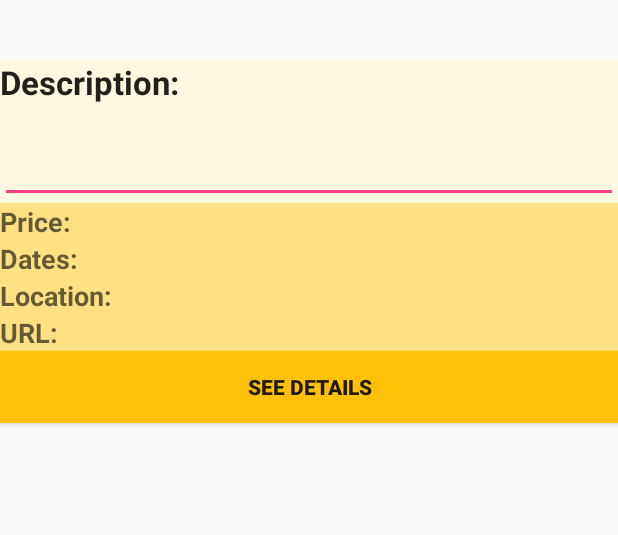
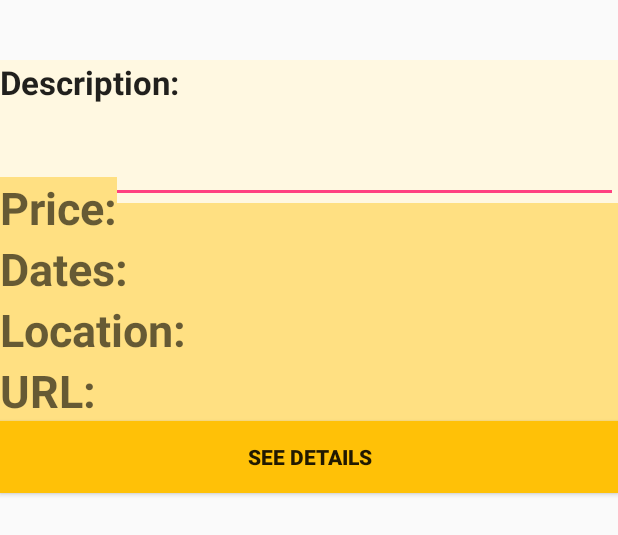
Before and after one commit to royjacobson/hermes, an Android app: the layout activity_info.xml on its own in the app's theme, with its tools: preview values and no code run, on a phone screen of 412 x 824 dp. Shown: the top 535 px of the screen. Run offline under Robolectric (Android 15) with nearby library versions, the light colour scheme and no system bars.

Commit message:
cut off num problem
fixed

```diff
--- a/HermesAPK/app/src/main/res/layout/activity_info.xml
+++ b/HermesAPK/app/src/main/res/layout/activity_info.xml
@@ -34,11 +34,12 @@
         android:textAppearance="?android:attr/textAppearanceMedium"
         android:text="Price:"
         android:id="@+id/textView9"
-        android:layout_below="@+id/editText7"
+        android:textStyle="bold"
+        android:background="#ffe082"
+        android:textSize="30dp"
+        android:layout_above="@+id/textView10"
         android:layout_alignParentLeft="true"
-        android:layout_alignParentStart="true"
-        android:textStyle="bold"
-        android:background="#ffe082" />
+        android:layout_alignParentStart="true" />
 
     <TextView
         android:layout_width="wrap_content"
@@ -46,11 +47,12 @@
         android:textAppearance="?android:attr/textAppearanceMedium"
         android:text="Dates:"
         android:id="@+id/textView10"
-        android:layout_below="@+id/textView9"
+        android:background="#ffe082"
+        android:textStyle="bold"
+        android:textSize="30dp"
+        android:layout_above="@+id/textView11"
         android:layout_alignParentLeft="true"
-        android:layout_alignParentStart="true"
-        android:background="#ffe082"
-        android:textStyle="bold" />
+        android:layout_alignParentStart="true" />
 
     <TextView
         android:layout_width="wrap_content"
@@ -58,11 +60,13 @@
         android:textAppearance="?android:attr/textAppearanceMedium"
         android:text="Location:"
         android:id="@+id/textView11"
-        android:layout_below="@+id/textView10"
+        android:textStyle="bold"
+        android:background="#ffe082"
+        android:textIsSelectable="false"
+        android:textSize="30dp"
+        android:layout_above="@+id/textView12"
         android:layout_alignParentLeft="true"
-        android:layout_alignParentStart="true"
-        android:textStyle="bold"
-        android:background="#ffe082" />
+        android:layout_alignParentStart="true" />
 
     <TextView
         android:layout_width="wrap_content"
@@ -70,11 +74,12 @@
         android:textAppearance="?android:attr/textAppearanceMedium"
         android:text="URL:"
         android:id="@+id/textView12"
-        android:layout_below="@+id/textView11"
+        android:background="#ffe082"
+        android:textStyle="bold"
+        android:textSize="30dp"
+        android:layout_below="@+id/textView8"
         android:layout_alignParentLeft="true"
-        android:layout_alignParentStart="true"
-        android:background="#ffe082"
-        android:textStyle="bold" />
+        android:layout_alignParentStart="true" />
 
     <EditText
         android:layout_width="wrap_content"
@@ -114,24 +119,24 @@
         android:layout_width="wrap_content"
         android:layout_height="wrap_content"
         android:id="@+id/editText11"
-        android:layout_above="@+id/textView10"
         android:layout_toRightOf="@+id/textView9"
         android:layout_alignParentRight="true"
         android:layout_alignParentEnd="true"
+        android:background="#ffe082"
         android:layout_below="@+id/editText7"
-        android:background="#ffe082" />
+        android:layout_alignBottom="@+id/textView9" />
 
     <Button
         android:layout_width="wrap_content"
         android:layout_height="wrap_content"
         android:text="See Details"
         android:id="@+id/button9"
-        android:layout_below="@+id/editText8"
-        android:layout_alignParentRight="true"
-        android:layout_alignParentEnd="true"
+        android:background="#ffc107"
+        android:textStyle="bold"
+        android:layout_below="@+id/textView12"
         android:layout_alignParentLeft="true"
         android:layout_alignParentStart="true"
-        android:background="#ffc107"
-        android:textStyle="bold" />
+        android:layout_alignRight="@+id/editText8"
+        android:layout_alignEnd="@+id/editText8" />
 
 </RelativeLayout>
--- a/HermesAPK/app/src/main/res/layout/activity_search.xml
+++ b/HermesAPK/app/src/main/res/layout/activity_search.xml
@@ -28,10 +28,10 @@
         android:layout_height="wrap_content"
         android:id="@+id/editText"
         android:layout_toRightOf="@+id/textView"
-        android:layout_alignTop="@+id/textView"
         android:layout_marginRight="42dp"
         android:layout_alignParentRight="true"
-        android:layout_alignBottom="@+id/textView" />
+        android:layout_alignBottom="@+id/textView"
+        android:layout_alignParentTop="true" />
 
     <TextView
         android:layout_width="wrap_content"
@@ -115,11 +115,11 @@
         android:layout_height="wrap_content"
         android:inputType="number"
         android:id="@+id/editText2"
-        android:layout_alignTop="@+id/textView2"
         android:layout_toRightOf="@+id/textView2"
         android:layout_alignRight="@+id/editText"
         android:layout_alignEnd="@+id/editText"
-        android:layout_above="@+id/textView3" />
+        android:layout_above="@+id/textView3"
+        android:layout_below="@+id/editText" />
 
     <EditText
         android:layout_width="wrap_content"
@@ -129,21 +129,21 @@
         android:layout_alignRight="@+id/editText2"
         android:layout_alignEnd="@+id/editText2"
         android:layout_above="@+id/textView4"
-        android:layout_alignTop="@+id/textView3"
         android:layout_toRightOf="@+id/textView3"
-        android:layout_toEndOf="@+id/textView3" />
+        android:layout_toEndOf="@+id/textView3"
+        android:layout_below="@+id/editText2" />
 
     <EditText
         android:layout_width="wrap_content"
         android:layout_height="wrap_content"
         android:inputType="number"
         android:id="@+id/editText4"
-        android:layout_alignTop="@+id/textView4"
         android:layout_alignRight="@+id/editText3"
         android:layout_alignEnd="@+id/editText3"
         android:layout_alignBottom="@+id/textView4"
         android:layout_toRightOf="@+id/textView4"
-        android:layout_toEndOf="@+id/textView4" />
+        android:layout_toEndOf="@+id/textView4"
+        android:layout_below="@+id/textView3" />
 
     <EditText
         android:layout_width="wrap_content"
```
